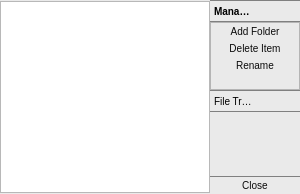
Old version of the form bin/data/ui/inventory_main.ui in the repository realXtend/tundra.
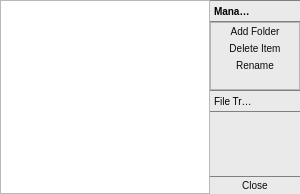
New version of the form. The open tabs and pages were chosen to show the change.

```diff
--- a/bin/data/ui/inventory_main.ui
+++ b/bin/data/ui/inventory_main.ui
@@ -5,7 +5,7 @@
   <property name="geometry">
    <rect>
     <x>0</x>
-    <y>103</y>
+    <y>0</y>
     <width>300</width>
     <height>194</height>
    </rect>
@@ -92,7 +92,7 @@
         <bool>true</bool>
        </property>
        <property name="sizePolicy">
-        <sizepolicy hsizetype="Expanding" vsizetype="Maximum">
+        <sizepolicy hsizetype="Expanding" vsizetype="Expanding">
          <horstretch>0</horstretch>
          <verstretch>0</verstretch>
         </sizepolicy>
```
Left out of the diff: 4 changed lines with no effect on the pictures.
